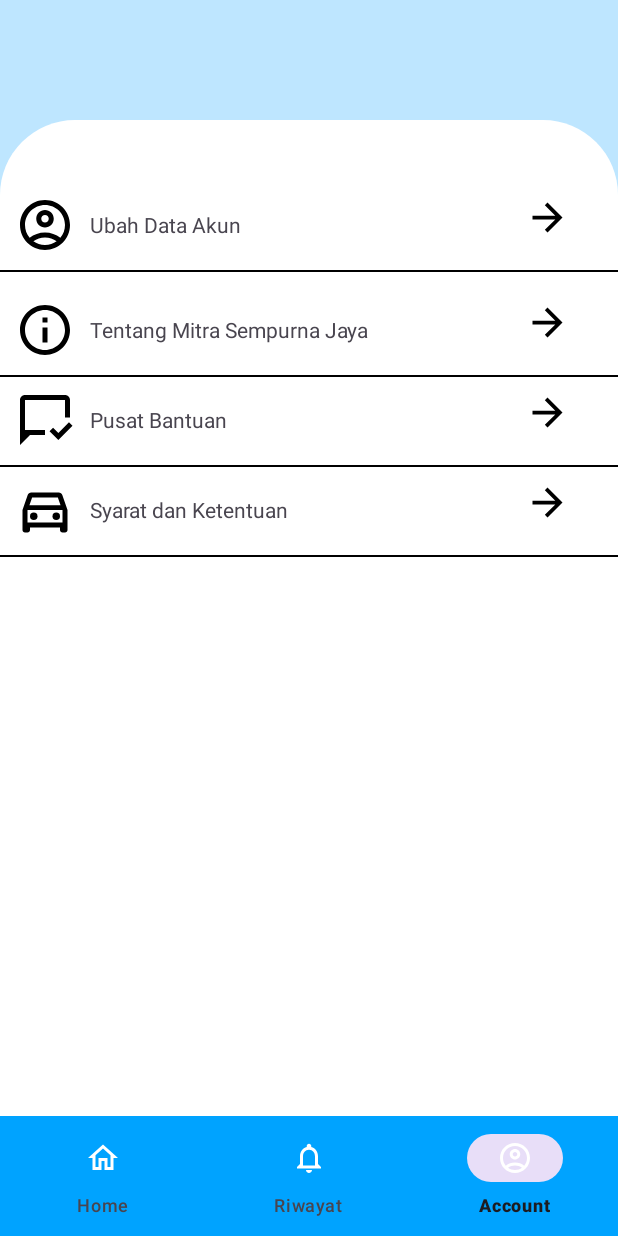
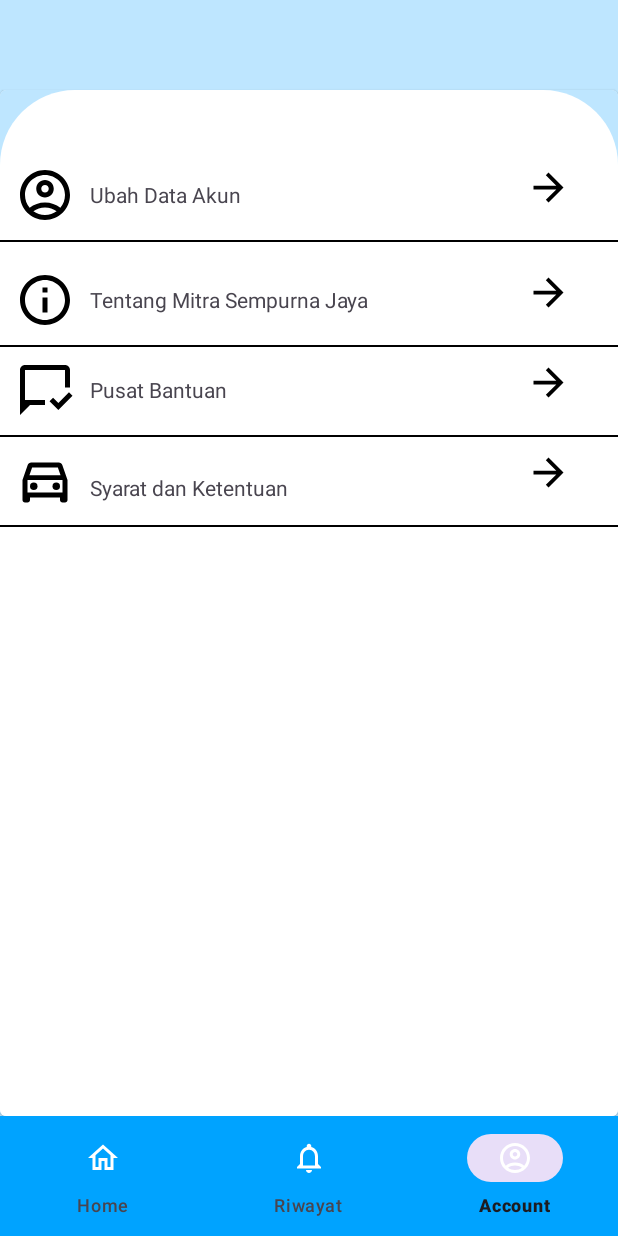
Before and after one commit to ricarahmahidayatul/Mobilebuss, an Android app: the NavigationActivity screen opened directly, with no data from a screen before it, item 3 of the bottom bar chosen, on a phone screen of 412 x 824 dp. Run offline under Robolectric (Android 15) with nearby library versions, the phone set to English and light mode, and no system bars; our stand-ins replace Firebase (no records; nobody signed in at launch, a user with empty details on screens opened directly).

Commit message:
revisi terus ih

```diff
--- a/app/src/main/res/layout/activity_navigation.xml
+++ b/app/src/main/res/layout/activity_navigation.xml
@@ -4,7 +4,9 @@
     xmlns:tools="http://schemas.android.com/tools"
     android:layout_width="match_parent"
     android:layout_height="match_parent"
-    tools:context=".NavigationActivity">
+    tools:context=".NavigationActivity"
+    android:background="@drawable/ic_gradasibgbadan">
+
 
     <com.google.android.material.bottomnavigation.BottomNavigationView
         android:id="@+id/bottomnavigasii"
@@ -19,6 +21,20 @@
         app:itemIconTint="@color/white"
         app:menu="@menu/menu_bawah_navigasi" />
 
+    <com.google.android.material.card.MaterialCardView
+        android:id="@+id/konten"
+        android:backgroundTint="@color/white"
+        android:layout_width="match_parent"
+        android:layout_height="match_parent"
+        android:layout_above="@id/bottomnavigasii"
+        android:layout_marginTop="60dp"
+        android:theme="@style/Theme.MaterialComponents"
+        android:visibility="visible"
+        tools:ignore="DuplicateIds,UnknownId">
+
+    </com.google.android.material.card.MaterialCardView>
+
+
     <FrameLayout
         android:id="@+id/konten"
         android:layout_width="match_parent"
@@ -29,7 +45,8 @@
         android:layout_alignParentEnd="true"
         android:layout_marginStart="0dp"
         android:layout_marginTop="0dp"
-        android:layout_marginEnd="0dp">
+        android:layout_marginEnd="0dp"
+        tools:ignore="DuplicateIds">
 
     </FrameLayout>
 </RelativeLayout>
--- a/app/src/main/res/layout/fragment_akun.xml
+++ b/app/src/main/res/layout/fragment_akun.xml
@@ -11,38 +11,42 @@
             android:id="@+id/inti"
             android:layout_width="match_parent"
             android:layout_height="match_parent"
-        android:layout_marginTop="80dp"
             android:background="@drawable/rounded_bgputih"
             app:layout_constraintTop_toTopOf="parent">
 
 
+            <RelativeLayout
+                android:id="@+id/ubahdata"
+                android:layout_width="wrap_content"
+                android:layout_height="wrap_content"
+                android:layout_alignParentEnd="false"
+                android:layout_alignParentBottom="false">
+
                 <ImageView
-            android:layout_marginTop="50dp"
                     android:layout_width="40dp"
                     android:layout_height="40dp"
                     android:layout_marginLeft="10dp"
+                    android:layout_marginTop="50dp"
                     android:src="@drawable/icon_account" />
 
+                <ImageView
+                    android:id="@+id/btndataakun"
+                    android:layout_width="30dp"
+                    android:layout_height="30dp"
+                    android:layout_alignParentEnd="true"
+                    android:layout_marginLeft="350dp"
+                    android:layout_marginTop="50dp"
+                    android:layout_marginEnd="31dp"
+                    android:src="@drawable/icon_arrow_forward" />
+
                 <TextView
-            android:layout_width="match_parent"
-            android:layout_height="66dp"
-            android:layout_alignParentStart="true"
-            android:layout_alignParentTop="true"
-            android:layout_alignParentBottom="true"
+                    android:layout_width="224dp"
+                    android:layout_height="wrap_content"
                     android:layout_marginStart="60dp"
                     android:layout_marginLeft="60dp"
                     android:layout_marginTop="60dp"
                     android:layout_marginBottom="545dp"
                     android:text="Ubah Data Akun" />
-
-        <ImageView
-            android:id="@+id/btndataakun"
-            android:layout_marginTop="50dp"
-            android:layout_width="30dp"
-            android:layout_height="30dp"
-            android:layout_marginLeft="350dp"
-            android:src="@drawable/icon_arrow_forward" />
-
 
                 <View
                     android:layout_width="match_parent"
@@ -50,20 +54,117 @@
                     android:layout_marginTop="100dp"
                     android:background="#000000" />
 
+                <RelativeLayout
+                    android:layout_width="match_parent"
+                    android:layout_height="match_parent">
+
                     <ImageView
-            android:layout_marginTop="120dp"
                         android:layout_width="40dp"
                         android:layout_height="40dp"
                         android:layout_marginLeft="10dp"
+                        android:layout_marginTop="240dp"
+                        android:src="@drawable/icon_directions" />
+
+                    <ImageView
+                        android:id="@+id/btnsyaratdnaketentuan"
+                        android:layout_width="30dp"
+                        android:layout_height="30dp"
+                        android:layout_alignParentEnd="true"
+                        android:layout_marginLeft="350dp"
+                        android:layout_marginTop="240dp"
+                        android:layout_marginEnd="31dp"
+                        android:src="@drawable/icon_arrow_forward" />
+
+                    <View
+                        android:id="@+id/view5"
+                        android:layout_width="match_parent"
+                        android:layout_height="1dp"
+                        android:layout_marginTop="290dp"
+                        android:background="#000000" />
+
+                    <TextView
+                        android:layout_width="240dp"
+                        android:layout_height="wrap_content"
+                        android:layout_marginStart="60dp"
+                        android:layout_marginLeft="60dp"
+                        android:layout_marginTop="190dp"
+                        android:layout_marginEnd="0dp"
+                        android:layout_marginBottom="475dp"
+                        android:text="Pusat Bantuan" />
+
+                    <RelativeLayout
+                        android:layout_width="match_parent"
+                        android:layout_height="295dp">
+
+                        <ImageView
+                            android:layout_width="40dp"
+                            android:layout_height="40dp"
+                            android:layout_marginLeft="10dp"
+                            android:layout_marginTop="180dp"
+                            android:src="@drawable/icon_chat" />
+
+                        <ImageView
+                            android:id="@+id/btnpusatbantuan"
+                            android:layout_width="30dp"
+                            android:layout_height="30dp"
+                            android:layout_alignParentEnd="true"
+                            android:layout_marginLeft="350dp"
+                            android:layout_marginTop="180dp"
+                            android:layout_marginEnd="31dp"
+                            android:src="@drawable/icon_arrow_forward" />
+
+                        <TextView
+                            android:layout_width="240dp"
+                            android:layout_height="wrap_content"
+                            android:layout_marginStart="60dp"
+                            android:layout_marginLeft="60dp"
+                            android:layout_marginTop="255dp"
+                            android:layout_marginEnd="0dp"
+                            android:layout_marginBottom="475dp"
+                            android:text="Syarat dan Ketentuan" />
+
+                        <View
+                            android:id="@+id/view"
+                            android:layout_width="match_parent"
+                            android:layout_height="1dp"
+                            android:layout_marginTop="230dp"
+                            android:background="#000000" />
+                    </RelativeLayout>
+
+
+
+                </RelativeLayout>
+
+
+            </RelativeLayout>
+
+
+            <RelativeLayout
+                android:id="@+id/aboutMitra"
+                android:layout_width="match_parent"
+                android:layout_height="201dp">
+
+                <ImageView
+                    android:layout_width="40dp"
+                    android:layout_height="40dp"
+                    android:layout_marginLeft="10dp"
+                    android:layout_marginTop="120dp"
                     android:src="@drawable/icon_info" />
 
+                <ImageView
+                    android:id="@+id/btntentangmitra"
+                    android:layout_width="30dp"
+                    android:layout_height="30dp"
+                    android:layout_alignParentEnd="true"
+                    android:layout_marginLeft="350dp"
+                    android:layout_marginTop="120dp"
+                    android:layout_marginEnd="31dp"
+                    android:src="@drawable/icon_arrow_forward" />
+
+
                 <TextView
-            android:layout_width="match_parent"
-            android:layout_height="66dp"
-            android:layout_alignParentStart="true"
-            android:layout_alignParentTop="true"
-            android:layout_alignParentEnd="true"
-            android:layout_alignParentBottom="true"
+                    android:layout_width="240dp"
+                    android:layout_height="wrap_content"
                     android:layout_marginStart="60dp"
                     android:layout_marginLeft="60dp"
                     android:layout_marginTop="130dp"
@@ -71,91 +172,13 @@
                     android:layout_marginBottom="475dp"
                     android:text="Tentang Mitra Sempurna Jaya" />
 
-        <ImageView
-            android:id="@+id/btntentangmitra"
-            android:layout_marginTop="120dp"
-            android:layout_width="30dp"
-            android:layout_height="30dp"
-            android:layout_marginLeft="350dp"
-            android:src="@drawable/icon_arrow_forward" />
-
                 <View
                     android:layout_width="match_parent"
                     android:layout_height="1dp"
-            android:background="#000000"
-            android:layout_marginTop="170dp"/>
+                    android:layout_marginTop="170dp"
+                    android:background="#000000" />
+            </RelativeLayout>
 
-
-        <ImageView
-            android:layout_marginTop="180dp"
-            android:layout_width="40dp"
-            android:layout_height="40dp"
-            android:layout_marginLeft="10dp"
-            android:src="@drawable/icon_chat" />
-
-        <TextView
-            android:layout_width="match_parent"
-            android:layout_height="60dp"
-            android:layout_alignParentStart="true"
-            android:layout_alignParentTop="true"
-            android:layout_alignParentEnd="true"
-            android:layout_alignParentBottom="true"
-            android:layout_marginStart="60dp"
-            android:layout_marginLeft="60dp"
-            android:layout_marginTop="190dp"
-            android:layout_marginEnd="0dp"
-            android:layout_marginBottom="421dp"
-            android:text="Pusat Bantuan" />
-
-        <ImageView
-            android:id="@+id/btnpusatbantuan"
-            android:layout_marginTop="180dp"
-            android:layout_width="30dp"
-            android:layout_height="30dp"
-            android:layout_marginLeft="350dp"
-            android:src="@drawable/icon_arrow_forward" />
-
-        <View
-            android:layout_width="match_parent"
-            android:layout_height="1dp"
-            android:background="#000000"
-            android:layout_marginTop="230dp"/>
-
-
-        <ImageView
-            android:layout_marginTop="240dp"
-            android:layout_width="40dp"
-            android:layout_height="40dp"
-            android:layout_marginLeft="10dp"
-            android:src="@drawable/icon_directions" />
-
-        <TextView
-            android:layout_width="match_parent"
-            android:layout_height="60dp"
-            android:layout_alignParentStart="true"
-            android:layout_alignParentTop="true"
-            android:layout_alignParentEnd="true"
-            android:layout_alignParentBottom="true"
-            android:layout_marginStart="60dp"
-            android:layout_marginLeft="60dp"
-            android:layout_marginTop="250dp"
-            android:layout_marginEnd="0dp"
-            android:layout_marginBottom="361dp"
-            android:text="Syarat dan Ketentuan" />
-
-        <ImageView
-            android:id="@+id/btnsyaratdnaketentuan"
-            android:layout_marginTop="240dp"
-            android:layout_width="30dp"
-            android:layout_height="30dp"
-            android:layout_marginLeft="350dp"
-            android:src="@drawable/icon_arrow_forward" />
-
-        <View
-            android:layout_width="match_parent"
-            android:layout_height="1dp"
-            android:background="#000000"
-            android:layout_marginTop="290dp"/>
 
         </RelativeLayout>
 
--- a/app/src/main/res/layout/fragment_riwayat.xml
+++ b/app/src/main/res/layout/fragment_riwayat.xml
@@ -11,7 +11,6 @@
         android:id="@+id/isi"
         android:layout_width="match_parent"
         android:layout_height="match_parent"
-        android:layout_marginTop="80dp"
         android:background="@drawable/rounded_bgputih"
         app:layout_constraintTop_toTopOf="parent">
     <ScrollView
```
Also changed, not shown: app/src/main/res/layout/activity_dataprofile.xml (+27 -52 lines). Lines whose indentation alone changed are shown as unchanged.
